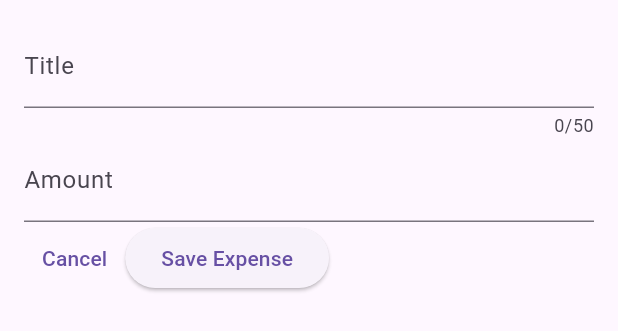
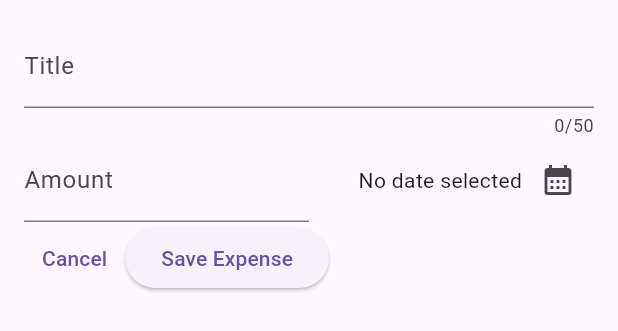
Before and after one commit to jarbunn/expense-tracker, a Flutter app: the NewExpense widget shown alone on an empty page, opened directly, on a phone screen of 412 x 824 dp. Shown: the top 331 px of the screen. Run offline on Flutter 3.47's test engine with Material 3 defaults, Android fonts, the phone set to English and light mode, and no system bars.

Commit message:
Added Date Picker

```diff
--- a/lib/widgets/new_expense.dart
+++ b/lib/widgets/new_expense.dart
@@ -1,5 +1,7 @@
 import 'package:flutter/material.dart';
 import 'package:flutter/services.dart';
+import 'package:intl/intl.dart';
+import 'package:expense_tracker/models/expense.dart';
 
 class NewExpense extends StatefulWidget {
   const NewExpense({super.key});
@@ -9,14 +11,31 @@ class NewExpense extends StatefulWidget {
   }
 }
 
+final formatter = DateFormat.yMd();
+
 class _NewExpensesState extends State<NewExpense> {
   final _titleController = TextEditingController();
   final _amountController = TextEditingController();
+  DateTime? _selectedDate;
 
   void dispose() {
     _titleController.dispose();
     _amountController.dispose();
     super.dispose();
+  }
+
+  void _presentDatePicker() async {
+    final now = DateTime.now();
+    final firstDate = DateTime(now.year - 1, now.month, now.day);
+    final pickedDate = await showDatePicker(
+        context: context,
+        initialDate: now,
+        firstDate: firstDate,
+        lastDate: now
+        );
+    setState(() {
+      _selectedDate = pickedDate;
+    });
   }
 
   @override
@@ -32,7 +51,10 @@ class _NewExpensesState extends State<NewExpense> {
               label: Text('Title'),
             ),
           ),
-          TextField(
+          Row(
+            children: [
+              Expanded(
+                child: TextField(
                   controller: _amountController,
                   keyboardType: TextInputType.number,
                   decoration: const InputDecoration(
@@ -40,11 +62,29 @@ class _NewExpensesState extends State<NewExpense> {
                     label: Text('Amount'),
                   ),
                 ),
+              ),
+              Expanded(
+                child: Row(
+                  mainAxisAlignment: MainAxisAlignment.end,
+                  crossAxisAlignment: CrossAxisAlignment.center,
+                  children: [
+                    Text(_selectedDate == null ? 'No date selected': formatter.format(_selectedDate!),),
+                    IconButton(
+                      onPressed: _presentDatePicker,
+                      icon: const Icon(Icons.calendar_month),
+                    ),
+                  ],
+                ),
+              ),
+            ],
+          ),
           Row(
             children: [
-              TextButton(onPressed: (){
+              TextButton(
+                  onPressed: () {
                     Navigator.pop(context);
-              }, child: const Text('Cancel')),
+                  },
+                  child: const Text('Cancel')),
               ElevatedButton(
                 onPressed: () {},
                 child: const Text('Save Expense'),
```
Lines whose indentation alone changed are shown as unchanged.
